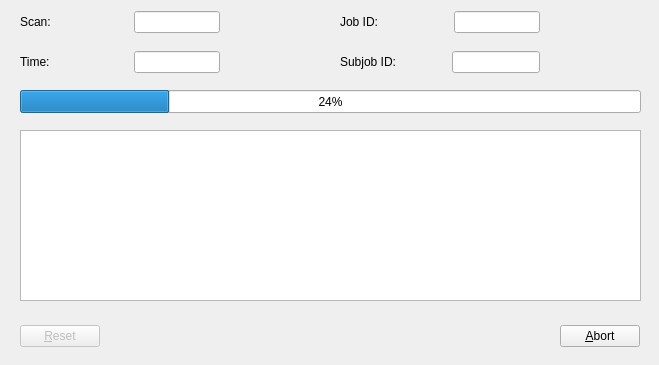
Qt form sfxc-gui/progress.ui (aardk/sfxc) before a commit.
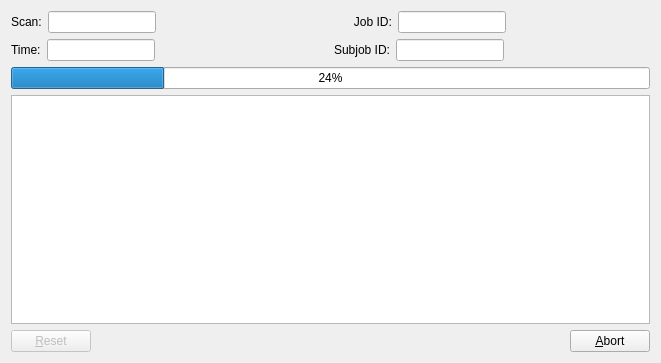
The same form after that commit.

Commit message: Make sfxc-gui progress dialog resizeable.

Diff of the .ui file:
```diff
--- a/sfxc-gui/progress.ui
+++ b/sfxc-gui/progress.ui
@@ -6,22 +6,15 @@
    <rect>
     <x>0</x>
     <y>0</y>
-    <width>659</width>
-    <height>365</height>
+    <width>661</width>
+    <height>363</height>
    </rect>
   </property>
   <property name="windowTitle">
    <string>Progress</string>
   </property>
-  <widget class="QWidget" name="Layout3">
-   <property name="geometry">
-    <rect>
-     <x>20</x>
-     <y>10</y>
-     <width>200</width>
-     <height>24</height>
-    </rect>
-   </property>
+  <layout class="QGridLayout" name="gridLayout">
+   <item row="0" column="0">
    <layout class="QHBoxLayout">
     <property name="spacing">
      <number>6</number>
@@ -39,40 +32,84 @@
       </property>
      </widget>
     </item>
-    <item>
-     <spacer name="Spacer3">
-      <property name="orientation">
-       <enum>Qt::Horizontal</enum>
-      </property>
-      <property name="sizeType">
-       <enum>QSizePolicy::Expanding</enum>
-      </property>
-      <property name="sizeHint" stdset="0">
-       <size>
-        <width>100</width>
-        <height>20</height>
-       </size>
-      </property>
-     </spacer>
-    </item>
     <item>
      <widget class="QLineEdit" name="scanEdit">
+       <property name="sizePolicy">
+        <sizepolicy hsizetype="Fixed" vsizetype="Fixed">
+         <horstretch>0</horstretch>
+         <verstretch>0</verstretch>
+        </sizepolicy>
+       </property>
       <property name="readOnly">
        <bool>true</bool>
       </property>
      </widget>
     </item>
-   </layout>
-  </widget>
-  <widget class="QWidget" name="Layout2">
-   <property name="geometry">
-    <rect>
-     <x>20</x>
-     <y>50</y>
-     <width>200</width>
-     <height>24</height>
-    </rect>
-   </property>
+     <item>
+      <spacer name="Spacer3_2">
+       <property name="orientation">
+        <enum>Qt::Horizontal</enum>
+       </property>
+       <property name="sizeType">
+        <enum>QSizePolicy::Expanding</enum>
+       </property>
+       <property name="sizeHint" stdset="0">
+        <size>
+         <width>93</width>
+         <height>20</height>
+        </size>
+       </property>
+      </spacer>
+     </item>
+    </layout>
+   </item>
+   <item row="0" column="1">
+    <layout class="QHBoxLayout" name="_2">
+     <property name="spacing">
+      <number>6</number>
+     </property>
+     <property name="margin">
+      <number>0</number>
+     </property>
+     <item>
+      <widget class="QLabel" name="jobLabel">
+       <property name="text">
+        <string>      Job ID:</string>
+       </property>
+       <property name="wordWrap">
+        <bool>false</bool>
+       </property>
+      </widget>
+     </item>
+     <item>
+      <widget class="QLineEdit" name="jobEdit">
+       <property name="sizePolicy">
+        <sizepolicy hsizetype="Fixed" vsizetype="Fixed">
+         <horstretch>0</horstretch>
+         <verstretch>0</verstretch>
+        </sizepolicy>
+       </property>
+       <property name="readOnly">
+        <bool>true</bool>
+       </property>
+      </widget>
+     </item>
+     <item>
+      <spacer name="horizontalSpacer">
+       <property name="orientation">
+        <enum>Qt::Horizontal</enum>
+       </property>
+       <property name="sizeHint" stdset="0">
+        <size>
+         <width>40</width>
+         <height>20</height>
+        </size>
+       </property>
+      </spacer>
+     </item>
+    </layout>
+   </item>
+   <item row="1" column="0">
    <layout class="QHBoxLayout">
     <property name="spacing">
      <number>6</number>
@@ -90,40 +127,98 @@
       </property>
      </widget>
     </item>
-    <item>
-     <spacer name="Spacer2">
-      <property name="orientation">
-       <enum>Qt::Horizontal</enum>
-      </property>
-      <property name="sizeType">
-       <enum>QSizePolicy::Expanding</enum>
-      </property>
-      <property name="sizeHint" stdset="0">
-       <size>
-        <width>100</width>
-        <height>20</height>
-       </size>
-      </property>
-     </spacer>
-    </item>
     <item>
      <widget class="QLineEdit" name="timeEdit">
+       <property name="sizePolicy">
+        <sizepolicy hsizetype="Fixed" vsizetype="Fixed">
+         <horstretch>0</horstretch>
+         <verstretch>0</verstretch>
+        </sizepolicy>
+       </property>
       <property name="readOnly">
        <bool>true</bool>
       </property>
      </widget>
     </item>
-   </layout>
-  </widget>
-  <widget class="QWidget" name="Layout1">
-   <property name="geometry">
-    <rect>
-     <x>20</x>
-     <y>320</y>
-     <width>620</width>
-     <height>33</height>
-    </rect>
-   </property>
+     <item>
+      <spacer name="Spacer3_3">
+       <property name="orientation">
+        <enum>Qt::Horizontal</enum>
+       </property>
+       <property name="sizeType">
+        <enum>QSizePolicy::Expanding</enum>
+       </property>
+       <property name="sizeHint" stdset="0">
+        <size>
+         <width>70</width>
+         <height>20</height>
+        </size>
+       </property>
+      </spacer>
+     </item>
+    </layout>
+   </item>
+   <item row="1" column="1">
+    <layout class="QHBoxLayout" name="_3">
+     <property name="spacing">
+      <number>6</number>
+     </property>
+     <property name="margin">
+      <number>0</number>
+     </property>
+     <item>
+      <widget class="QLabel" name="subjobLabel">
+       <property name="text">
+        <string>Subjob ID:</string>
+       </property>
+       <property name="wordWrap">
+        <bool>false</bool>
+       </property>
+      </widget>
+     </item>
+     <item>
+      <widget class="QLineEdit" name="subjobEdit">
+       <property name="sizePolicy">
+        <sizepolicy hsizetype="Fixed" vsizetype="Fixed">
+         <horstretch>0</horstretch>
+         <verstretch>0</verstretch>
+        </sizepolicy>
+       </property>
+       <property name="readOnly">
+        <bool>true</bool>
+       </property>
+      </widget>
+     </item>
+     <item>
+      <spacer name="horizontalSpacer_2">
+       <property name="orientation">
+        <enum>Qt::Horizontal</enum>
+       </property>
+       <property name="sizeHint" stdset="0">
+        <size>
+         <width>40</width>
+         <height>20</height>
+        </size>
+       </property>
+      </spacer>
+     </item>
+    </layout>
+   </item>
+   <item row="2" column="0" colspan="2">
+    <widget class="QProgressBar" name="progressBar">
+     <property name="value">
+      <number>24</number>
+     </property>
+    </widget>
+   </item>
+   <item row="3" column="0" colspan="2">
+    <widget class="QPlainTextEdit" name="logEdit">
+     <property name="readOnly">
+      <bool>true</bool>
+     </property>
+    </widget>
+   </item>
+   <item row="4" column="0" colspan="2">
    <layout class="QHBoxLayout">
     <property name="spacing">
      <number>6</number>
@@ -180,135 +275,8 @@
      </widget>
     </item>
    </layout>
-  </widget>
-  <widget class="QPlainTextEdit" name="logEdit">
-   <property name="geometry">
-    <rect>
-     <x>20</x>
-     <y>130</y>
-     <width>621</width>
-     <height>171</height>
-    </rect>
-   </property>
-   <property name="readOnly">
-    <bool>true</bool>
-   </property>
-  </widget>
-  <widget class="QProgressBar" name="progressBar">
-   <property name="geometry">
-    <rect>
-     <x>20</x>
-     <y>90</y>
-     <width>621</width>
-     <height>23</height>
-    </rect>
-   </property>
-   <property name="value">
-    <number>24</number>
-   </property>
-  </widget>
-  <widget class="QWidget" name="Layout3_2">
-   <property name="geometry">
-    <rect>
-     <x>340</x>
-     <y>10</y>
-     <width>200</width>
-     <height>24</height>
-    </rect>
-   </property>
-   <layout class="QHBoxLayout" name="_2">
-    <property name="spacing">
-     <number>6</number>
-    </property>
-    <property name="margin">
-     <number>0</number>
-    </property>
-    <item>
-     <widget class="QLabel" name="jobLabel">
-      <property name="text">
-       <string>Job ID:</string>
-      </property>
-      <property name="wordWrap">
-       <bool>false</bool>
-      </property>
-     </widget>
-    </item>
-    <item>
-     <spacer name="Spacer3_2">
-      <property name="orientation">
-       <enum>Qt::Horizontal</enum>
-      </property>
-      <property name="sizeType">
-       <enum>QSizePolicy::Expanding</enum>
-      </property>
-      <property name="sizeHint" stdset="0">
-       <size>
-        <width>93</width>
-        <height>20</height>
-       </size>
-      </property>
-     </spacer>
-    </item>
-    <item>
-     <widget class="QLineEdit" name="jobEdit">
-      <property name="readOnly">
-       <bool>true</bool>
-      </property>
-     </widget>
-    </item>
-   </layout>
-  </widget>
-  <widget class="QWidget" name="Layout3_3">
-   <property name="geometry">
-    <rect>
-     <x>340</x>
-     <y>50</y>
-     <width>200</width>
-     <height>24</height>
-    </rect>
-   </property>
-   <layout class="QHBoxLayout" name="_3">
-    <property name="spacing">
-     <number>6</number>
-    </property>
-    <property name="margin">
-     <number>0</number>
-    </property>
-    <item>
-     <widget class="QLabel" name="subjobLabel">
-      <property name="text">
-       <string>Subjob ID:</string>
-      </property>
-      <property name="wordWrap">
-       <bool>false</bool>
-      </property>
-     </widget>
-    </item>
-    <item>
-     <spacer name="Spacer3_3">
-      <property name="orientation">
-       <enum>Qt::Horizontal</enum>
-      </property>
-      <property name="sizeType">
-       <enum>QSizePolicy::Expanding</enum>
-      </property>
-      <property name="sizeHint" stdset="0">
-       <size>
-        <width>70</width>
-        <height>20</height>
-       </size>
-      </property>
-     </spacer>
-    </item>
-    <item>
-     <widget class="QLineEdit" name="subjobEdit">
-      <property name="readOnly">
-       <bool>true</bool>
-      </property>
-     </widget>
-    </item>
-   </layout>
-  </widget>
+   </item>
+  </layout>
  </widget>
  <layoutdefault spacing="6" margin="11"/>
  <pixmapfunction>qPixmapFromMimeSource</pixmapfunction>
```
Lines whose indentation alone changed are shown as unchanged. The commit also changes 1 other file.
